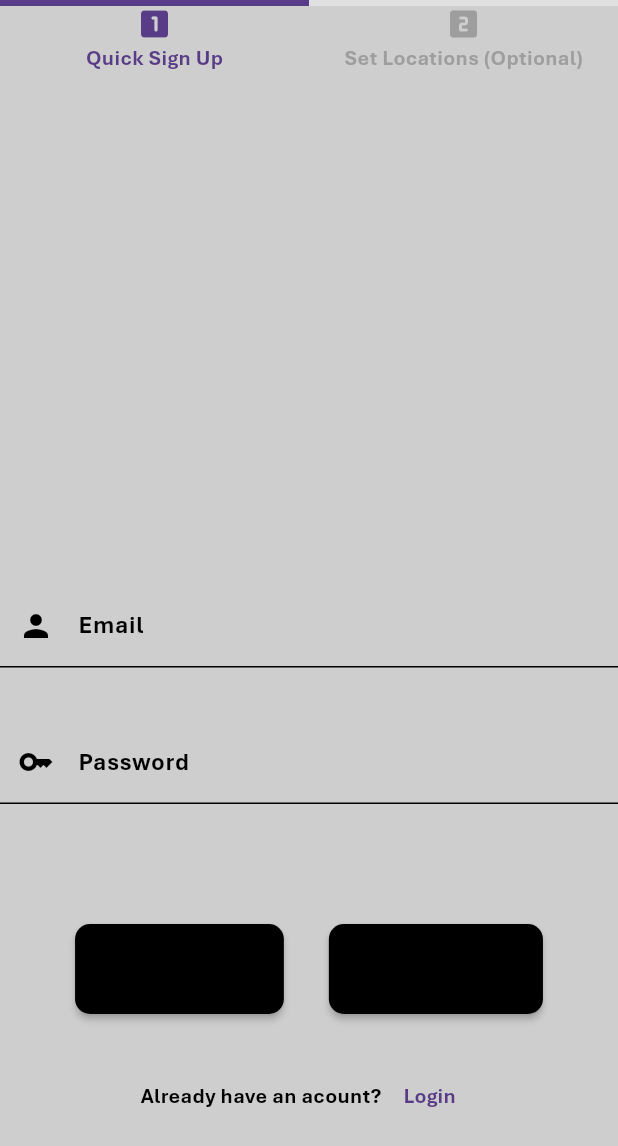
After one commit to theglassofwater/flutter_mobile_app, a Flutter app: the SignUpPage screen opened directly, on a phone screen of 412 x 824 dp. The commit adds this screen. Shown: the top 1146 px of the screen. Run offline on Flutter 3.47's test engine with Material 3 defaults, Android fonts, the phone set to English and light mode, and no system bars; our stand-ins replace animate_do, flutter_map, latlong2.

Commit message:
small changes

```diff
--- /dev/null
+++ b/lib/screens/sign_up.dart
@@ -0,0 +1,313 @@
+import 'package:animate_do/animate_do.dart';
+import 'package:flutter/material.dart';
+import 'package:flutter_map/flutter_map.dart';
+import 'package:flutter_mobile_app/models/POI.dart';
+import 'package:flutter_mobile_app/screens/login.dart';
+import 'package:flutter_mobile_app/services/overpass_api.dart';
+import 'package:flutter_mobile_app/styles/colors.dart';
+import 'package:flutter_mobile_app/widgets/bottom_navbar.dart';
+import 'package:latlong2/latlong.dart';
+
+class SignUp extends StatelessWidget {
+  const SignUp({super.key});
+
+  // This widget is the root of your application.
+  @override
+  Widget build(BuildContext context) {
+    return SignUpPage(title: 'SignUp');
+  }
+}
+
+class SignUpPage extends StatefulWidget {
+  const SignUpPage({super.key, required this.title});
+  final String title;
+
+  @override
+  State<SignUpPage> createState() => _SignUpPageState();
+}
+
+class _SignUpPageState extends State<SignUpPage> {
+  final controller = PageController();
+  int currentStep = 1;
+
+  final OverpassApi _overpassApi = OverpassApi();
+  final MapController _mapController = MapController();
+  List<POI> _pois = [];
+  // call api for POI's
+
+  Future<void> loadPOIs(LatLng position, {double area = 0.02}) async {
+    try {
+      List<POI> response = await _overpassApi.getPOIsBox(
+        position: position,
+        area: area,
+      );
+      setState(() {
+        _pois = response;
+      });
+    } catch (e) {
+      throw Exception("hello");
+    }
+  }
+
+  @override
+  Widget build(BuildContext context) {
+    return Scaffold(
+      // backgroundColor: Colors.white,
+      body: PageView(
+        controller: controller,
+        children: [_signUpPage(), _locationPage()],
+      ),
+    );
+  }
+
+  Widget _signUpPage() {
+    return Container(
+      child: Column(
+        crossAxisAlignment: CrossAxisAlignment.center,
+        children: [
+          LinearProgressIndicator(
+            value: currentStep / 2, // e.g. 0.5 for step 1, 1.0 for step 2
+            backgroundColor: Colors.grey[300],
+            color: MyColors.darkPurple,
+          ),
+          Row(
+            children: [
+              Expanded(
+                child: Column(
+                  children: [
+                    Icon(
+                      Icons.looks_one_rounded,
+                      color:
+                          currentStep >= 1 ? MyColors.darkPurple : Colors.grey,
+                    ),
+                    Text(
+                      "Quick Sign Up",
+                      style: TextStyle(
+                        color:
+                            currentStep >= 1
+                                ? MyColors.darkPurple
+                                : Colors.grey,
+                      ),
+                    ),
+                  ],
+                ),
+              ),
+              Expanded(
+                child: Column(
+                  children: [
+                    Icon(
+                      Icons.looks_two_rounded,
+                      color:
+                          currentStep >= 2 ? MyColors.darkPurple : Colors.grey,
+                    ),
+                    Text(
+                      "Set Locations (Optional)",
+                      style: TextStyle(
+                        color:
+                            currentStep >= 2
+                                ? MyColors.darkPurple
+                                : Colors.grey,
+                      ),
+                    ),
+                  ],
+                ),
+              ),
+            ],
+          ),
+          Spacer(), // Put image or something
+          FadeInUp(
+            delay: Duration(milliseconds: 300),
+            duration: Duration(milliseconds: 1200),
+            child: TextField(
+              cursorColor: Colors.black,
+              style: TextStyle(color: Colors.green),
+              decoration: InputDecoration(
+                prefixIcon: Icon(Icons.person),
+                labelText: "Email",
+                labelStyle: TextStyle(color: Colors.black),
+                focusedBorder: UnderlineInputBorder(
+                  borderSide: BorderSide(color: Colors.black),
+                ),
+              ),
+            ),
+          ),
+          SizedBox(height: 35),
+          FadeInUp(
+            delay: Duration(milliseconds: 300),
+            duration: Duration(milliseconds: 800),
+            child: TextField(
+              cursorColor: Colors.black,
+              style: TextStyle(color: Colors.green),
+              decoration: InputDecoration(
+                prefixIcon: Icon(Icons.key),
+                labelText: "Password",
+                labelStyle: TextStyle(color: Colors.black),
+                focusedBorder: UnderlineInputBorder(
+                  borderSide: BorderSide(color: Colors.black),
+                ),
+              ),
+            ),
+          ),
+          SizedBox(height: 80),
+          Row(
+            spacing: 30,
+            mainAxisAlignment: MainAxisAlignment.center,
+            children: [
+              MaterialButton(
+                color: Colors.black,
+                shape: RoundedRectangleBorder(
+                  borderRadius: BorderRadius.all(Radius.circular(10)),
+                ),
+                padding: EdgeInsets.symmetric(vertical: 20, horizontal: 40),
+                // height: 50,
+                onPressed:
+                    () => {
+                      Navigator.push(
+                        context,
+                        MaterialPageRoute(builder: (context) => BottomNavBar()),
+                      ),
+                    },
+                child: Text(
+                  " Register ",
+                  style: Theme.of(context).textTheme.titleSmall,
+                ),
+              ),
+              MaterialButton(
+                color: Colors.black,
+                shape: RoundedRectangleBorder(
+                  borderRadius: BorderRadius.all(Radius.circular(10)),
+                ),
+                padding: EdgeInsets.symmetric(vertical: 20, horizontal: 40),
+
+                // height: 50,
+                onPressed:
+                    () => {
+                      controller.nextPage(
+                        duration: Duration(milliseconds: 100),
+                        curve: Curves.bounceIn,
+                      ),
+                      setState(() {
+                        currentStep = 2;
+                      }),
+                    },
+                child: Text(
+                  "Next Step",
+                  style: Theme.of(context).textTheme.titleSmall,
+                ),
+              ),
+            ],
+          ),
+          SizedBox(height: 30),
+          Row(
+            mainAxisAlignment: MainAxisAlignment.center,
+            children: [
+              Text("Already have an acount?"),
+              TextButton(
+                onPressed:
+                    () => Navigator.push(
+                      context,
+                      MaterialPageRoute(builder: (context) => Login()),
+                    ),
+                child: Text(
+                  "Login",
+                  style: TextStyle(color: MyColors.darkPurple),
+                ),
+              ),
+            ],
+          ),
+          SizedBox(height: 70),
+        ],
+      ),
+    );
+  }
+
+  Widget _locationPage() {
+    return Stack(
+      children: [
+        FlutterMap(
+          mapController: _mapController,
+          options: MapOptions(initialCenter: LatLng(51.24, -0.57)),
+          children: [
+            TileLayer(
+              urlTemplate: "https://tile.openstreetmap.org/{z}/{x}/{y}.png",
+              userAgentPackageName: 'com.example.app',
+              additionalOptions: const {
+                'attribution': '© OpenStreetMap contributors',
+              },
+            ),
+            MarkerLayer(
+              markers:
+                  _pois.map((poi) {
+                    return Marker(
+                      point: poi.position,
+                      child: GestureDetector(
+                        child: Icon(Icons.train_sharp),
+                        onTap: () => print(poi),
+                      ),
+                    );
+                  }).toList(),
+            ),
+          ],
+        ),
+        Positioned(
+          top: 20,
+          left: 20,
+          right: 20,
+          height: 55,
+          child: Container(
+            margin: EdgeInsets.symmetric(vertical: 2),
+            padding: EdgeInsets.symmetric(vertical: 10.0, horizontal: 15.0),
+            decoration: BoxDecoration(
+              color: Colors.white,
+              borderRadius: BorderRadius.circular(8),
+            ),
+            child: Row(
+              spacing: 6,
+              children: [
+                Icon(Icons.search),
+
+                SizedBox(
+                  height: 25,
+                  child: VerticalDivider(
+                    color: Colors.grey.shade400,
+                    thickness: 1,
+                    width: 20,
+                  ),
+                ),
+                Expanded(
+                  child: TextField(
+                    decoration: InputDecoration(
+                      hintText: "Where are you going?",
+                      border: OutlineInputBorder(
+                        borderRadius: BorderRadius.circular(30),
+                        borderSide: BorderSide.none,
+                      ),
+                      filled: true,
+                      fillColor: Colors.white,
+                      contentPadding: EdgeInsets.symmetric(
+                        vertical: 0,
+                        horizontal: 10,
+                      ),
+                    ),
+                  ),
+                ),
+                GestureDetector(
+                  onTap: () => print("tapped bookmark Icon, map_view screen"),
+                  child: Icon(Icons.bookmark),
+                ),
+              ],
+            ),
+          ),
+        ),
+        // Container()
+      ],
+    );
+    //   ),
+
+    //   floatingActionButton: FloatingActionButton(
+    //     onPressed: () => loadPOIs(_mapController.camera.center, area: 0.1),
+    //     child: const Icon(Icons.wifi_tethering),
+    //   ),
+    // );
+  }
+}
--- a/lib/services/nominatim_api.dart
+++ b/lib/services/nominatim_api.dart
@@ -24,7 +24,7 @@ class NominatimApi {
 
   Future<Address> getAddressByPosition({required LatLng position}) async {
     final uri = Uri.parse(
-      '${url}/reverse?format=jsonv2&lat=${position.latitude}&lon=${position.longitude}&addressdetails=1',
+      '$url/reverse?format=jsonv2&lat=${position.latitude}&lon=${position.longitude}&addressdetails=1',
     );
 
     try {
@@ -50,8 +50,8 @@ class NominatimApi {
         //     boundingBox: ${data["boundingbox"].runtimeType},
         //   );
         //   """);
-        // List<String> display_name = data["display_name"].split(",");
-        //.map((str) => str.trim()).toList();
+
+        // List<String> display_name = data["display_name"].split(",").map((str) => str.trim()).toList();
 
         final output = Address(
           place_id: data["place_id"],
--- a/lib/services/overpass_api.dart
+++ b/lib/services/overpass_api.dart
@@ -55,7 +55,7 @@ class OverpassApi {
     final query = '[out:json];$type(id:$id);out body;';
 
     try {
-      final response = await http.get(Uri.parse('${this.url}?data=$query'));
+      final response = await http.get(Uri.parse('${url}?data=$query'));
 
       if (response.statusCode == 200) {
         return processingResponseBody(response.body);
@@ -81,10 +81,9 @@ class OverpassApi {
       out geom;''';
 
     try {
-      final response = await http.get(Uri.parse('${this.url}?data=$query'));
+      final response = await http.get(Uri.parse('${url}?data=$query'));
 
       if (response.statusCode == 200) {
-        print(response.body);
         return processingResponseBody(response.body);
       } else {
         throw Exception("get by ID Status Code : ${response.statusCode}");
--- a/lib/widgets/bottom_navbar.dart
+++ b/lib/widgets/bottom_navbar.dart
@@ -4,7 +4,8 @@ import 'package:flutter_mobile_app/screens/map_view.dart';
 import 'package:flutter_mobile_app/screens/profile.dart';
 
 class BottomNavBar extends StatefulWidget {
-  const BottomNavBar({Key? key});
+  // const BottomNavBar({super.key, Key? key});
+  const BottomNavBar({super.key});
 
   @override
   State<BottomNavBar> createState() => _BottomNavBarState();
```
